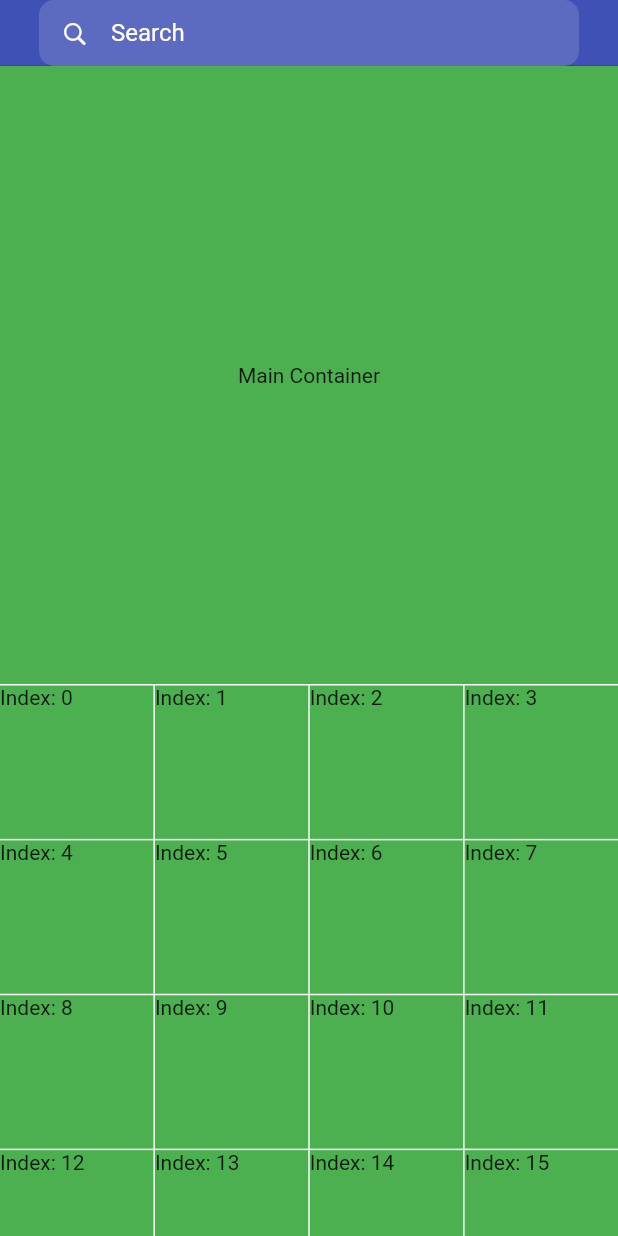
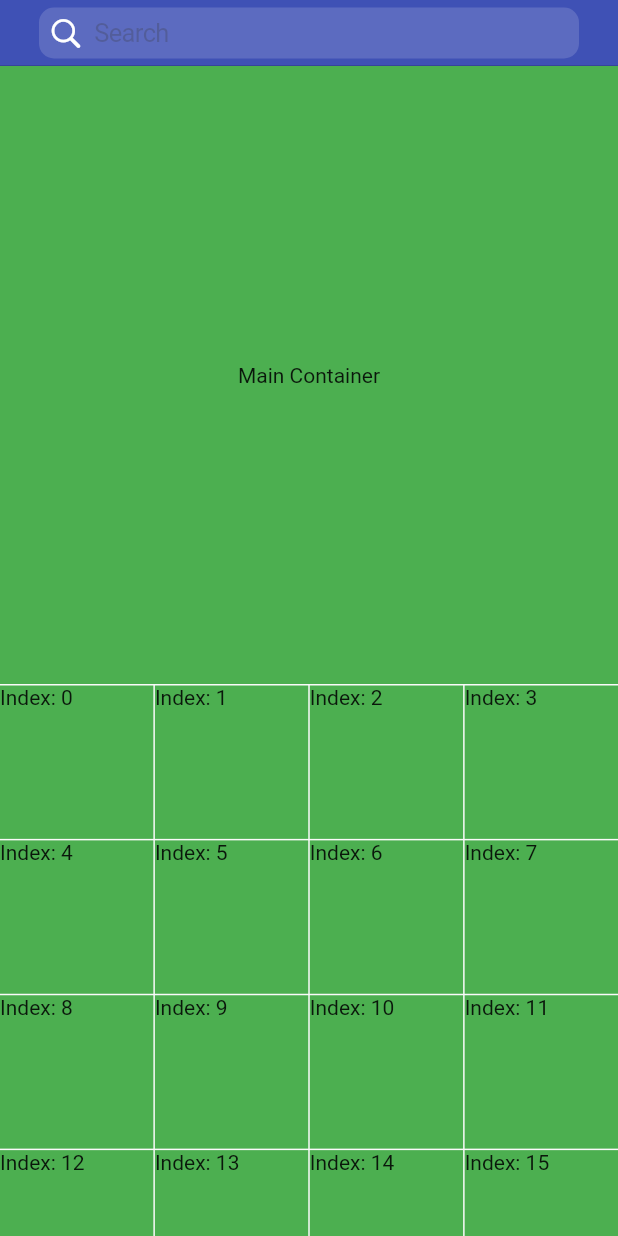
Before and after one commit to philalem/tutorial_app, a Flutter app: the Explore screen opened directly, on a phone screen of 412 x 824 dp. Run offline on Flutter 3.47's test engine with Material 2 defaults, Android fonts, the phone set to English and light mode, and no system bars; our stand-ins replace camera, cloud_firestore, firebase_auth, firebase_storage, google_fonts, image_picker and 1 more; missing offline and left inert: algolia; accounts and stored records are empty.

Commit message:
made the explore text box look a lot better and cleaned up login/sign up flow a bit

```diff
--- a/lib/explore.dart
+++ b/lib/explore.dart
@@ -172,7 +172,8 @@ class _ExploreState extends State<Explore> {
         padding: EdgeInsetsDirectional.only(end: 0, start: 0),
         backgroundColor: Colors.indigo,
         middle: IntrinsicHeight(
-          child: TextField(
+          child: CupertinoTextField(
+            textAlignVertical: TextAlignVertical.center,
             textInputAction: TextInputAction.done,
             onSubmitted: (value) {
               focusNode.unfocus();
@@ -192,35 +193,17 @@ class _ExploreState extends State<Explore> {
             cursorColor: Colors.white,
             controller: _searchController,
             focusNode: focusNode,
-            decoration: InputDecoration(
-              prefixIcon: Icon(
+            prefix: Padding(
+              padding: const EdgeInsets.only(left: 6),
+              child: Icon(
                 CupertinoIcons.search,
                 color: Colors.white,
               ),
-              isDense: true,
-              contentPadding: EdgeInsets.symmetric(
-                vertical: 6,
-              ),
-              filled: true,
-              fillColor: Colors.indigo[400],
-              border: OutlineInputBorder(
-                borderRadius: BorderRadius.circular(10),
-                borderSide: BorderSide(
-                  width: 0,
-                  style: BorderStyle.none,
-                ),
-              ),
-              focusedBorder: OutlineInputBorder(
-                borderRadius: BorderRadius.circular(10),
-                borderSide: BorderSide(
-                  width: 0,
-                  style: BorderStyle.none,
-                ),
-              ),
-              hintText: 'Search',
-              hintStyle: TextStyle(
-                color: Colors.white,
-              ),
+            ),
+            placeholder: 'Search',
+            decoration: BoxDecoration(
+              color: Colors.indigo[400],
+              borderRadius: BorderRadius.circular(10),
             ),
             style: TextStyle(
               color: Colors.white,
--- a/lib/utility/creaidTextField.dart
+++ b/lib/utility/creaidTextField.dart
@@ -7,11 +7,13 @@ class CreaidTextField extends StatelessWidget {
       this.obsecure = false,
       this.validator,
       this.onChanged,
-      this.controller});
+      this.controller,
+      this.autofocus = false});
   final FormFieldSetter<String> onChanged;
   final Icon icon;
   final String hint;
   final bool obsecure;
+  final bool autofocus;
   final FormFieldValidator<String> validator;
   final TextEditingController controller;
   @override
@@ -20,7 +22,7 @@ class CreaidTextField extends StatelessWidget {
       controller: controller != null ? controller : TextEditingController(),
       onChanged: onChanged,
       validator: validator,
-      autofocus: true,
+      autofocus: autofocus,
       obscureText: obsecure,
       style: TextStyle(
         fontSize: 16,
```
Also changed, not shown: lib/profile/profile.dart (+11 -13 lines), lib/register/register.dart (+0 -14 lines).
